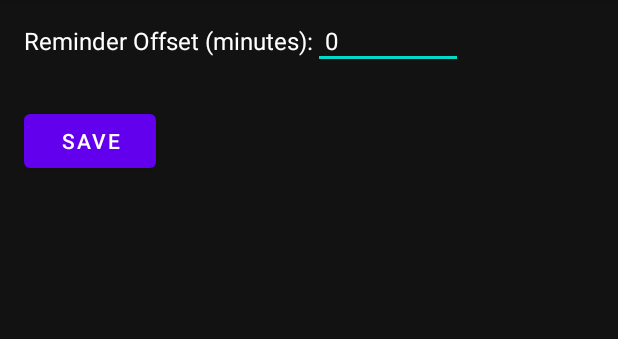
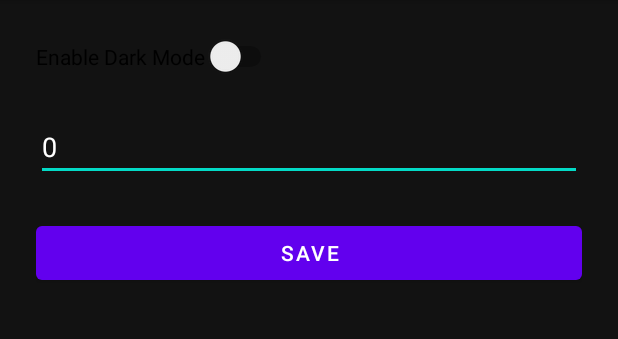
Before and after one commit to Rahexa/CodeforcesReminderApp, an Android app built with Jetpack Compose: the SettingsActivity screen opened directly, with no data from a screen before it, on a phone screen of 412 x 824 dp, the part 84-423 px from its top. Run offline under Robolectric (Android 15) with nearby library versions, the phone set to English and light mode, and no system bars; our stand-ins replace Volley; network calls fail; 2 statements that could not run were skipped.

Commit message:
Update activity_settings.xml

```diff
--- a/app/src/main/res/layout/activity_settings.xml
+++ b/app/src/main/res/layout/activity_settings.xml
@@ -1,44 +1,31 @@
 <?xml version="1.0" encoding="utf-8"?>
-<androidx.constraintlayout.widget.ConstraintLayout
+<LinearLayout
   xmlns:android="http://schemas.android.com/apk/res/android"
-    xmlns:app="http://schemas.android.com/apk/res-auto"
+  android:orientation="vertical"
+  android:padding="24dp"
   android:layout_width="match_parent"
   android:layout_height="match_parent"
-    android:padding="16dp"
-    android:background="@color/backgroundColor">
+  android:background="?android:attr/windowBackground">
 
-    <TextView
-        android:id="@+id/reminderLabel"
+  <Switch
+      android:id="@+id/darkModeSwitch"
       android:layout_width="wrap_content"
       android:layout_height="wrap_content"
-        android:text="Reminder Offset (minutes):"
-        android:textColor="@color/textColorPrimary"
-        android:textSize="16sp"
-        app:layout_constraintTop_toTopOf="parent"
-        app:layout_constraintStart_toStartOf="parent"/>
+      android:text="Enable Dark Mode" />
 
   <EditText
       android:id="@+id/reminderOffsetEditText"
-        android:layout_width="100dp"
+      android:layout_width="match_parent"
       android:layout_height="wrap_content"
       android:inputType="number"
-        android:textColor="@color/textColorPrimary"
-        android:backgroundTint="@color/teal_200"
-        android:padding="8dp"
-        android:textSize="16sp"
-        app:layout_constraintTop_toTopOf="parent"
-        app:layout_constraintStart_toEndOf="@id/reminderLabel"
-        app:layout_constraintBaseline_toBaselineOf="@id/reminderLabel"
-        />
+      android:hint="Reminder before contest (minutes)"
+      android:layout_marginTop="24dp" />
 
   <Button
       android:id="@+id/saveButton"
-        android:layout_width="wrap_content"
+      android:layout_width="match_parent"
       android:layout_height="wrap_content"
       android:text="Save"
-        app:layout_constraintTop_toBottomOf="@id/reminderOffsetEditText"
-        app:layout_constraintStart_toStartOf="parent"
-        android:layout_marginTop="24dp"
-        />
+      android:layout_marginTop="24dp" />
 
-</androidx.constraintlayout.widget.ConstraintLayout>
+</LinearLayout>
```
Lines whose indentation alone changed are shown as unchanged.
